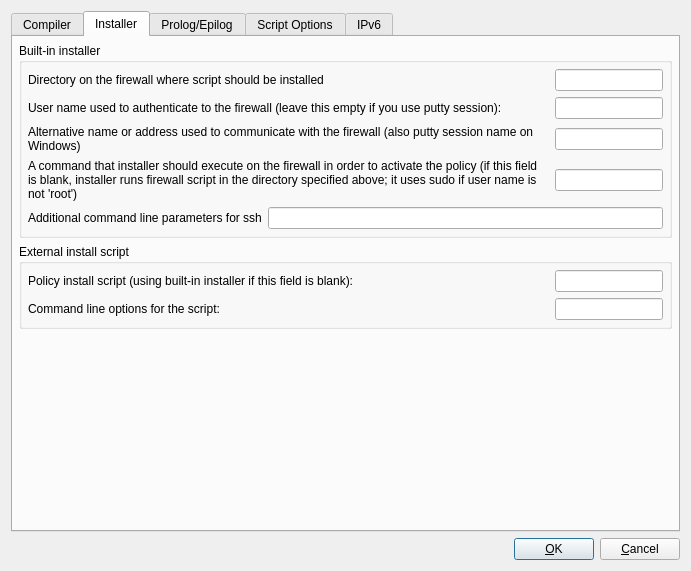
Qt form src/gui/ipfwadvanceddialog_q.ui (fwbuilder/fwbuilder) before a commit.
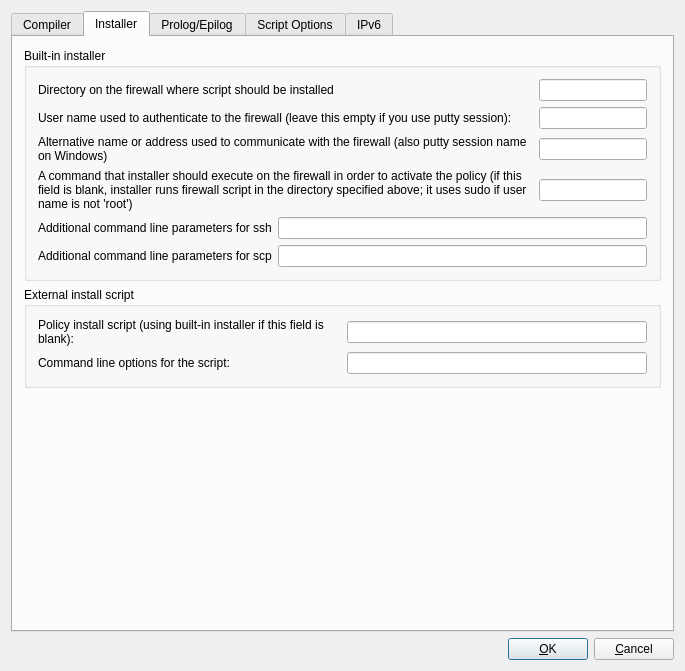
The same form after that commit. The open tabs and pages were chosen to show the change.

Commit message: input field for path to scp in preferences dialog

Patch:
```diff
--- a/src/gui/ipfwadvanceddialog_q.ui
+++ b/src/gui/ipfwadvanceddialog_q.ui
@@ -5,8 +5,8 @@
    <rect>
     <x>0</x>
     <y>0</y>
-    <width>691</width>
-    <height>571</height>
+    <width>685</width>
+    <height>671</height>
    </rect>
   </property>
   <property name="windowTitle" >
@@ -19,19 +19,7 @@
    <property name="leftMargin" >
     <number>11</number>
    </property>
-   <property name="topMargin" >
-    <number>11</number>
-   </property>
-   <property name="rightMargin" >
-    <number>11</number>
-   </property>
-   <property name="bottomMargin" >
-    <number>11</number>
-   </property>
-   <property name="horizontalSpacing" >
-    <number>6</number>
-   </property>
-   <property name="verticalSpacing" >
+   <property name="spacing" >
     <number>6</number>
    </property>
    <item row="1" column="0" >
@@ -332,176 +320,13 @@
       <attribute name="title" >
        <string>Installer</string>
       </attribute>
-      <layout class="QGridLayout" >
-       <property name="leftMargin" >
-        <number>6</number>
-       </property>
-       <property name="topMargin" >
-        <number>6</number>
-       </property>
-       <property name="rightMargin" >
-        <number>6</number>
-       </property>
-       <property name="bottomMargin" >
-        <number>6</number>
-       </property>
-       <property name="horizontalSpacing" >
-        <number>6</number>
-       </property>
-       <property name="verticalSpacing" >
-        <number>6</number>
-       </property>
-       <item row="2" column="0" >
-        <spacer>
-         <property name="orientation" >
-          <enum>Qt::Vertical</enum>
-         </property>
-         <property name="sizeType" >
-          <enum>QSizePolicy::Expanding</enum>
-         </property>
-         <property name="sizeHint" >
-          <size>
-           <width>20</width>
-           <height>20</height>
-          </size>
-         </property>
-        </spacer>
-       </item>
-       <item row="1" column="0" >
-        <widget class="QGroupBox" name="groupBox1" >
-         <property name="title" >
-          <string>External install script</string>
-         </property>
-         <layout class="QGridLayout" >
-          <property name="leftMargin" >
-           <number>6</number>
-          </property>
-          <property name="topMargin" >
-           <number>6</number>
-          </property>
-          <property name="rightMargin" >
-           <number>6</number>
-          </property>
-          <property name="bottomMargin" >
-           <number>6</number>
-          </property>
-          <property name="horizontalSpacing" >
-           <number>6</number>
-          </property>
-          <property name="verticalSpacing" >
-           <number>6</number>
-          </property>
-          <item row="0" column="1" >
-           <widget class="QLineEdit" name="installScript" >
-            <property name="sizePolicy" >
-             <sizepolicy vsizetype="Fixed" hsizetype="Fixed" >
-              <horstretch>0</horstretch>
-              <verstretch>0</verstretch>
-             </sizepolicy>
-            </property>
-           </widget>
-          </item>
-          <item row="0" column="0" >
-           <widget class="QLabel" name="textLabel5_2" >
-            <property name="sizePolicy" >
-             <sizepolicy vsizetype="Preferred" hsizetype="Expanding" >
-              <horstretch>0</horstretch>
-              <verstretch>0</verstretch>
-             </sizepolicy>
-            </property>
-            <property name="text" >
-             <string>Policy install script (using built-in installer if this field is blank):</string>
-            </property>
-            <property name="alignment" >
-             <set>Qt::AlignLeading|Qt::AlignLeft|Qt::AlignVCenter</set>
-            </property>
-            <property name="wordWrap" >
-             <bool>false</bool>
-            </property>
-           </widget>
-          </item>
-          <item row="1" column="0" >
-           <widget class="QLabel" name="textLabel6_2_2" >
-            <property name="sizePolicy" >
-             <sizepolicy vsizetype="Preferred" hsizetype="Expanding" >
-              <horstretch>0</horstretch>
-              <verstretch>0</verstretch>
-             </sizepolicy>
-            </property>
-            <property name="text" >
-             <string>Command line options for the script:</string>
-            </property>
-            <property name="alignment" >
-             <set>Qt::AlignLeading|Qt::AlignLeft|Qt::AlignVCenter</set>
-            </property>
-            <property name="wordWrap" >
-             <bool>false</bool>
-            </property>
-           </widget>
-          </item>
-          <item row="1" column="1" >
-           <widget class="QLineEdit" name="installScriptArgs" >
-            <property name="sizePolicy" >
-             <sizepolicy vsizetype="Fixed" hsizetype="Fixed" >
-              <horstretch>0</horstretch>
-              <verstretch>0</verstretch>
-             </sizepolicy>
-            </property>
-           </widget>
-          </item>
-         </layout>
-        </widget>
-       </item>
+      <layout class="QGridLayout" name="gridLayout_3" >
        <item row="0" column="0" >
         <widget class="QGroupBox" name="groupBox2" >
          <property name="title" >
           <string>Built-in installer</string>
          </property>
-         <layout class="QGridLayout" >
-          <property name="leftMargin" >
-           <number>6</number>
-          </property>
-          <property name="topMargin" >
-           <number>6</number>
-          </property>
-          <property name="rightMargin" >
-           <number>6</number>
-          </property>
-          <property name="bottomMargin" >
-           <number>6</number>
-          </property>
-          <property name="horizontalSpacing" >
-           <number>6</number>
-          </property>
-          <property name="verticalSpacing" >
-           <number>6</number>
-          </property>
-          <item row="2" column="0" >
-           <widget class="QLabel" name="textLabel1_3" >
-            <property name="text" >
-             <string>Alternative name or address used to communicate with the firewall (also putty session name on Windows)</string>
-            </property>
-            <property name="alignment" >
-             <set>Qt::AlignLeading|Qt::AlignLeft|Qt::AlignTop</set>
-            </property>
-            <property name="wordWrap" >
-             <bool>true</bool>
-            </property>
-           </widget>
-          </item>
-          <item row="1" column="0" >
-           <widget class="QLabel" name="textLabel1_2" >
-            <property name="text" >
-             <string>User name used to authenticate to the firewall (leave this empty if you use putty session):</string>
-            </property>
-            <property name="alignment" >
-             <set>Qt::AlignLeading|Qt::AlignLeft|Qt::AlignVCenter</set>
-            </property>
-            <property name="wordWrap" >
-             <bool>true</bool>
-            </property>
-           </widget>
-          </item>
+         <layout class="QGridLayout" name="gridLayout" >
           <item row="0" column="0" >
            <widget class="QLabel" name="label556" >
             <property name="text" >
@@ -525,6 +350,19 @@
             </property>
            </widget>
           </item>
+          <item row="1" column="0" >
+           <widget class="QLabel" name="textLabel1_2" >
+            <property name="text" >
+             <string>User name used to authenticate to the firewall (leave this empty if you use putty session):</string>
+            </property>
+            <property name="alignment" >
+             <set>Qt::AlignLeading|Qt::AlignLeft|Qt::AlignVCenter</set>
+            </property>
+            <property name="wordWrap" >
+             <bool>true</bool>
+            </property>
+           </widget>
+          </item>
           <item row="1" column="1" >
            <widget class="QLineEdit" name="ipfw_user" >
             <property name="sizePolicy" >
@@ -535,6 +373,19 @@
             </property>
            </widget>
           </item>
+          <item row="2" column="0" >
+           <widget class="QLabel" name="textLabel1_3" >
+            <property name="text" >
+             <string>Alternative name or address used to communicate with the firewall (also putty session name on Windows)</string>
+            </property>
+            <property name="alignment" >
+             <set>Qt::AlignLeading|Qt::AlignLeft|Qt::AlignTop</set>
+            </property>
+            <property name="wordWrap" >
+             <bool>true</bool>
+            </property>
+           </widget>
+          </item>
           <item row="2" column="1" >
            <widget class="QLineEdit" name="altAddress" >
             <property name="sizePolicy" >
@@ -545,16 +396,6 @@
             </property>
            </widget>
           </item>
-          <item row="3" column="1" >
-           <widget class="QLineEdit" name="activationCmd" >
-            <property name="sizePolicy" >
-             <sizepolicy vsizetype="Fixed" hsizetype="Fixed" >
-              <horstretch>0</horstretch>
-              <verstretch>0</verstretch>
-             </sizepolicy>
-            </property>
-           </widget>
-          </item>
           <item row="3" column="0" >
            <widget class="QLabel" name="textLabel1_4" >
             <property name="text" >
@@ -568,21 +409,22 @@
             </property>
            </widget>
           </item>
+          <item row="3" column="1" >
+           <widget class="QLineEdit" name="activationCmd" >
+            <property name="sizePolicy" >
+             <sizepolicy vsizetype="Fixed" hsizetype="Fixed" >
+              <horstretch>0</horstretch>
+              <verstretch>0</verstretch>
+             </sizepolicy>
+            </property>
+           </widget>
+          </item>
           <item row="4" column="0" colspan="2" >
            <layout class="QHBoxLayout" >
             <property name="spacing" >
              <number>6</number>
             </property>
-            <property name="leftMargin" >
-             <number>0</number>
-            </property>
-            <property name="topMargin" >
-             <number>0</number>
-            </property>
-            <property name="rightMargin" >
-             <number>0</number>
-            </property>
-            <property name="bottomMargin" >
+            <property name="margin" >
              <number>0</number>
             </property>
             <item>
@@ -603,13 +445,152 @@
                 <verstretch>0</verstretch>
                </sizepolicy>
               </property>
+              <property name="minimumSize" >
+               <size>
+                <width>300</width>
+                <height>0</height>
+               </size>
+              </property>
              </widget>
             </item>
            </layout>
           </item>
+          <item row="5" column="0" colspan="2" >
+           <layout class="QHBoxLayout" name="_2" >
+            <item>
+             <widget class="QLabel" name="textLabel1_8" >
+              <property name="text" >
+               <string>Additional command line parameters for scp</string>
+              </property>
+              <property name="wordWrap" >
+               <bool>false</bool>
+              </property>
+             </widget>
+            </item>
+            <item>
+             <widget class="QLineEdit" name="scpArgs" >
+              <property name="sizePolicy" >
+               <sizepolicy vsizetype="Fixed" hsizetype="Expanding" >
+                <horstretch>0</horstretch>
+                <verstretch>0</verstretch>
+               </sizepolicy>
+              </property>
+              <property name="minimumSize" >
+               <size>
+                <width>300</width>
+                <height>0</height>
+               </size>
+              </property>
+             </widget>
+            </item>
+           </layout>
+          </item>
          </layout>
         </widget>
        </item>
+       <item row="1" column="0" >
+        <widget class="QGroupBox" name="groupBox1" >
+         <property name="title" >
+          <string>External install script</string>
+         </property>
+         <layout class="QGridLayout" name="gridLayout_2" >
+          <item row="0" column="0" >
+           <layout class="QHBoxLayout" name="horizontalLayout" >
+            <item>
+             <widget class="QLabel" name="textLabel5_2" >
+              <property name="sizePolicy" >
+               <sizepolicy vsizetype="Preferred" hsizetype="Expanding" >
+                <horstretch>0</horstretch>
+                <verstretch>0</verstretch>
+               </sizepolicy>
+              </property>
+              <property name="text" >
+               <string>Policy install script (using built-in installer if this field is blank):</string>
+              </property>
+              <property name="alignment" >
+               <set>Qt::AlignLeading|Qt::AlignLeft|Qt::AlignVCenter</set>
+              </property>
+              <property name="wordWrap" >
+               <bool>true</bool>
+              </property>
+             </widget>
+            </item>
+            <item>
+             <widget class="QLineEdit" name="installScript" >
+              <property name="sizePolicy" >
+               <sizepolicy vsizetype="Fixed" hsizetype="Fixed" >
+                <horstretch>0</horstretch>
+                <verstretch>0</verstretch>
+               </sizepolicy>
+              </property>
+              <property name="minimumSize" >
+               <size>
+                <width>300</width>
+                <height>0</height>
+               </size>
+              </property>
+             </widget>
+            </item>
+           </layout>
+          </item>
+          <item row="1" column="0" >
+           <layout class="QHBoxLayout" name="horizontalLayout_2" >
+            <item>
+             <widget class="QLabel" name="textLabel6_2_2" >
+              <property name="sizePolicy" >
+               <sizepolicy vsizetype="Preferred" hsizetype="Expanding" >
+                <horstretch>0</horstretch>
+                <verstretch>0</verstretch>
+               </sizepolicy>
+              </property>
+              <property name="text" >
+               <string>Command line options for the script:</string>
+              </property>
+              <property name="alignment" >
+               <set>Qt::AlignLeading|Qt::AlignLeft|Qt::AlignVCenter</set>
+              </property>
+              <property name="wordWrap" >
+               <bool>false</bool>
+              </property>
+             </widget>
+            </item>
+            <item>
+             <widget class="QLineEdit" name="installScriptArgs" >
+              <property name="sizePolicy" >
+               <sizepolicy vsizetype="Fixed" hsizetype="Fixed" >
+                <horstretch>0</horstretch>
+                <verstretch>0</verstretch>
+               </sizepolicy>
+              </property>
+              <property name="minimumSize" >
+               <size>
+                <width>300</width>
+                <height>0</height>
+               </size>
+              </property>
+             </widget>
+            </item>
+           </layout>
+          </item>
+         </layout>
+        </widget>
+       </item>
+       <item row="2" column="0" >
+        <spacer>
+         <property name="orientation" >
+          <enum>Qt::Vertical</enum>
+         </property>
+         <property name="sizeType" >
+          <enum>QSizePolicy::Expanding</enum>
+         </property>
+         <property name="sizeHint" stdset="0" >
+          <size>
+           <width>20</width>
+           <height>20</height>
+          </size>
+         </property>
+        </spacer>
+       </item>
       </layout>
      </widget>
      <widget class="QWidget" name="tab2" >
```
Left out of the diff: 353 changed lines with no effect on the pictures. The commit also changes 59 other files.
